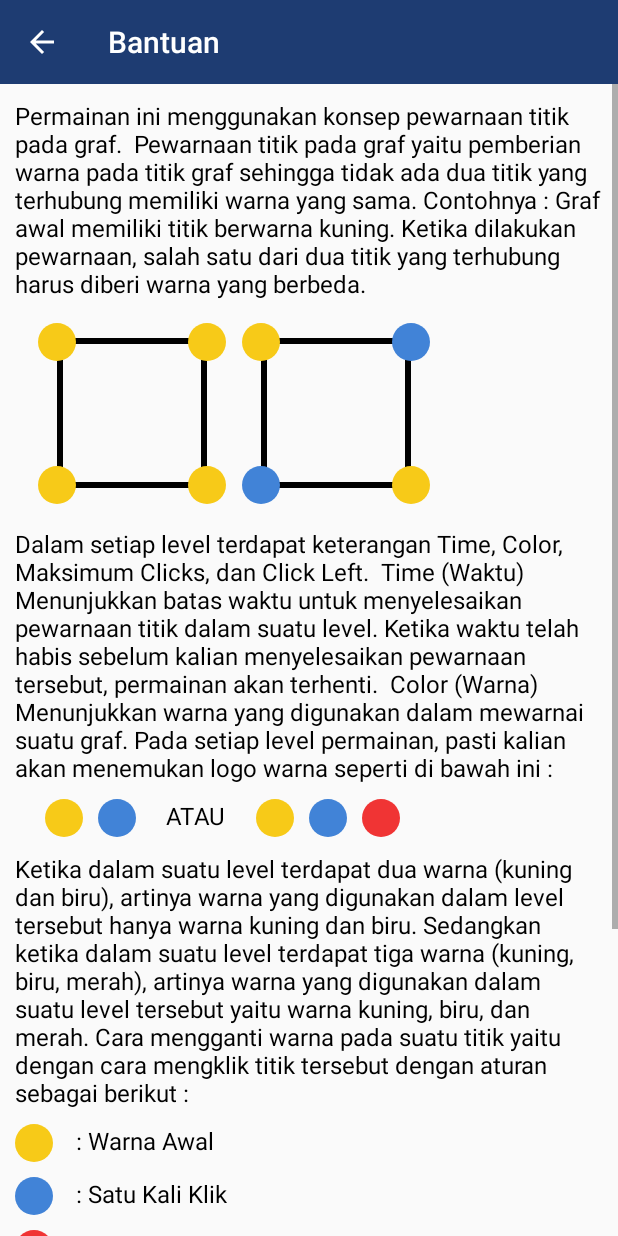
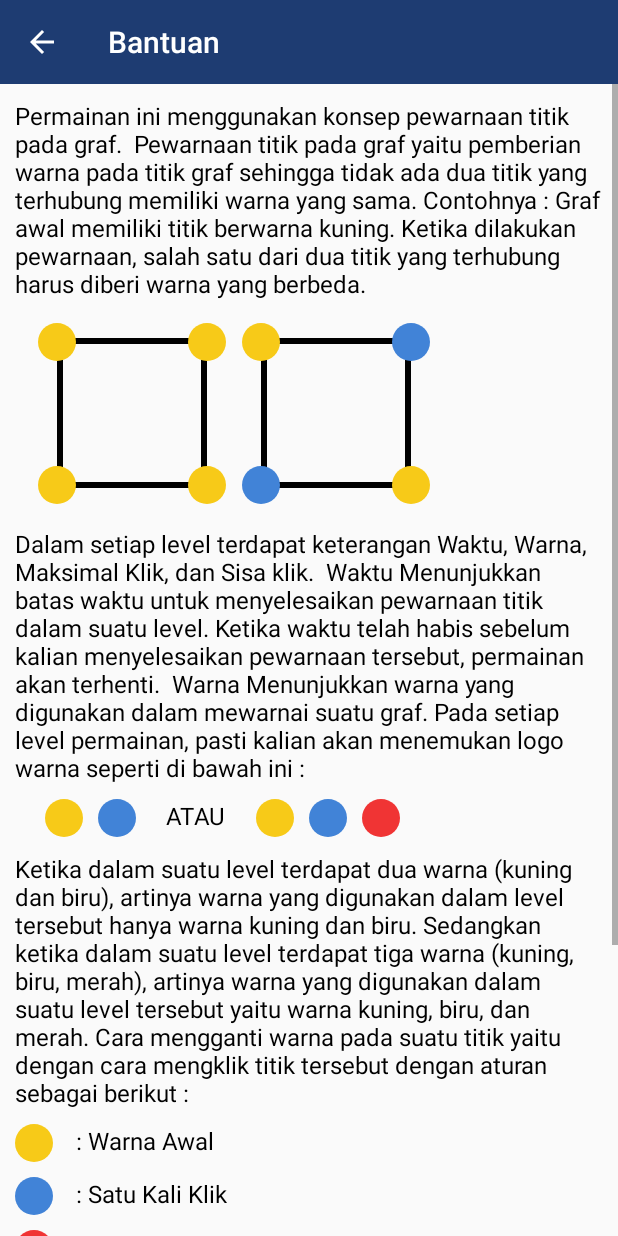
Before and after one commit to L007/Graph-Vertex-Colouring, an Android app: the HelpActivity screen opened directly, with no data from a screen before it, on a phone screen of 412 x 824 dp. Run offline under Robolectric (Android 15) with nearby library versions, the phone set to English and light mode, and no system bars.

Commit message:
perbaikan bahasa

```diff
--- a/app/src/main/res/layout/activity_help.xml
+++ b/app/src/main/res/layout/activity_help.xml
@@ -120,12 +120,12 @@ Graf awal memiliki titik berwarna kuning. Ketika dilakukan pewarnaan, salah satu
             <TextView
                 android:layout_width="match_parent"
                 android:layout_height="wrap_content"
-                android:text="Dalam setiap level terdapat keterangan Time, Color, Maksimum Clicks, dan Click Left.
+                android:text="Dalam setiap level terdapat keterangan Waktu, Warna, Maksimal Klik, dan Sisa klik.
 
-Time (Waktu)
+Waktu
 Menunjukkan batas waktu untuk menyelesaikan pewarnaan titik dalam suatu level. Ketika waktu telah habis sebelum kalian menyelesaikan pewarnaan tersebut, permainan akan terhenti.
 
-Color (Warna)
+Warna
 Menunjukkan warna yang digunakan dalam mewarnai suatu graf. Pada setiap level permainan, pasti kalian akan menemukan logo warna seperti di bawah ini :
 "
                 android:textColor="#000"
@@ -251,10 +251,10 @@ Sedangkan ketika dalam suatu level terdapat tiga warna (kuning, biru, merah), ar
                 android:layout_height="wrap_content"
                 android:textSize="16dp"
                 android:textColor="#000"
-                android:text="Maximum Clicks (Klik Maksimum)
+                android:text="Maksimal Klik
 Menunjukkan jumlah batas maksimum klik. Kalian hanya bisa mengklik titik pada graf sebanyak jumlah maximum clicks, selebihnya secara otomatis titik pada graf tidak dapat diklik kembali.
 
-Clicks Left (Klik yang Tersisa)
+Sisa Klik
 Menunjukkan sisa dari jumlah klik maksimum. Ketika kalian menekan titik pada graf dengan satu kali klik, maka Click Left akan berkurang satu. Semakin banyak klik yang kalian gunakan, semakin sedikit klik yang kalian miliki. Apabila klik yang kalian miliki telah habis atau Click Left menunjukkan jumlah 0, maka permainan akan terhenti.
 "/>
         </LinearLayout>
```
